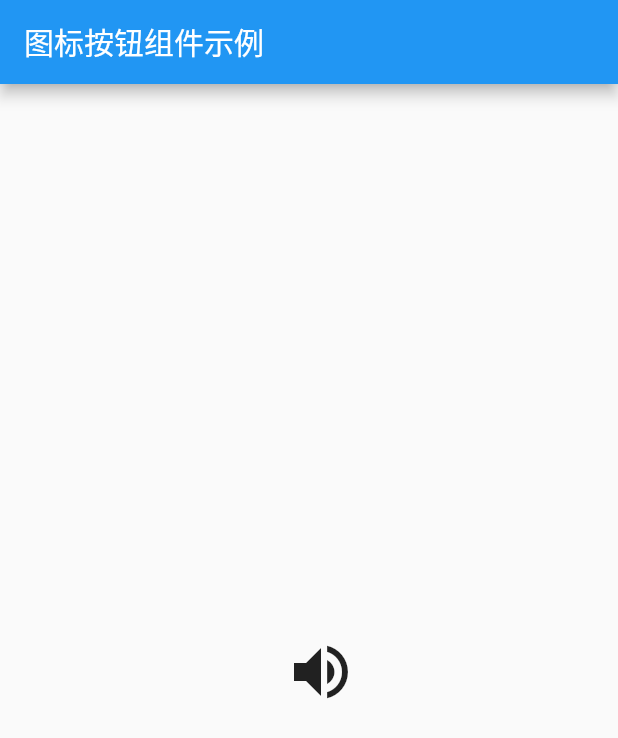
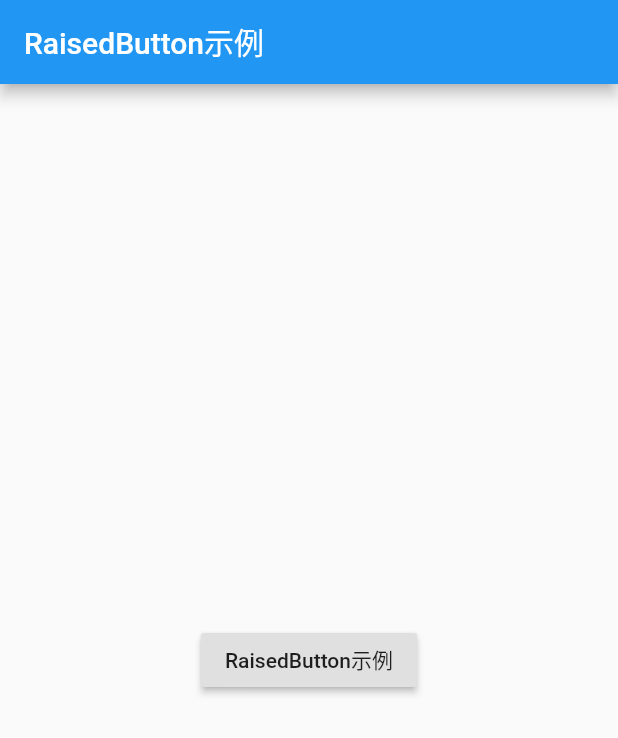
Before and after one commit to YJWWZHANG/flutter_app, a Flutter app: the screen it shows after launch, on a phone screen of 412 x 824 dp. Shown: the top 738 px of the screen. Run offline on Flutter 3.47's test engine with Material 2 defaults, Android fonts, the phone set to English and light mode, and no system bars.

Commit message:
RaisedButton示例

```diff
--- a/lib/main.dart
+++ b/lib/main.dart
@@ -7,19 +7,16 @@ class MyApp extends StatelessWidget {
   @override
   Widget build(BuildContext context) {
     return MaterialApp(
-      title: '图标按钮组件示例',
+      title: 'RaisedButton示例',
       home: Scaffold(
         appBar: new AppBar(
-          title: new Text("图标按钮组件示例"),
+          title: new Text("RaisedButton示例"),
         ),
         body: new Center(
-          child: new IconButton(
-              icon: Icon(Icons.volume_up, size: 48.0),
-              tooltip: "按下操作",
-              onPressed: () {
-                print("按下操作");
-              }
-          ),
+          child: new RaisedButton(
+            onPressed: () {},
+            child: new Text("RaisedButton示例"),
+          )
         )
       )
     );
```
